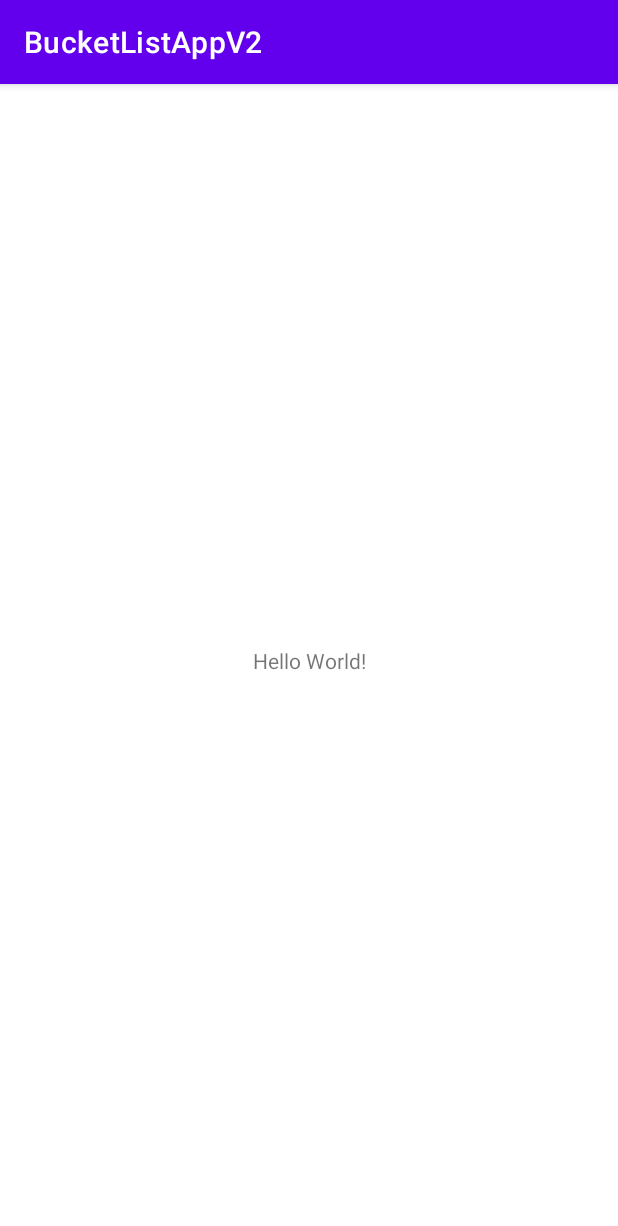
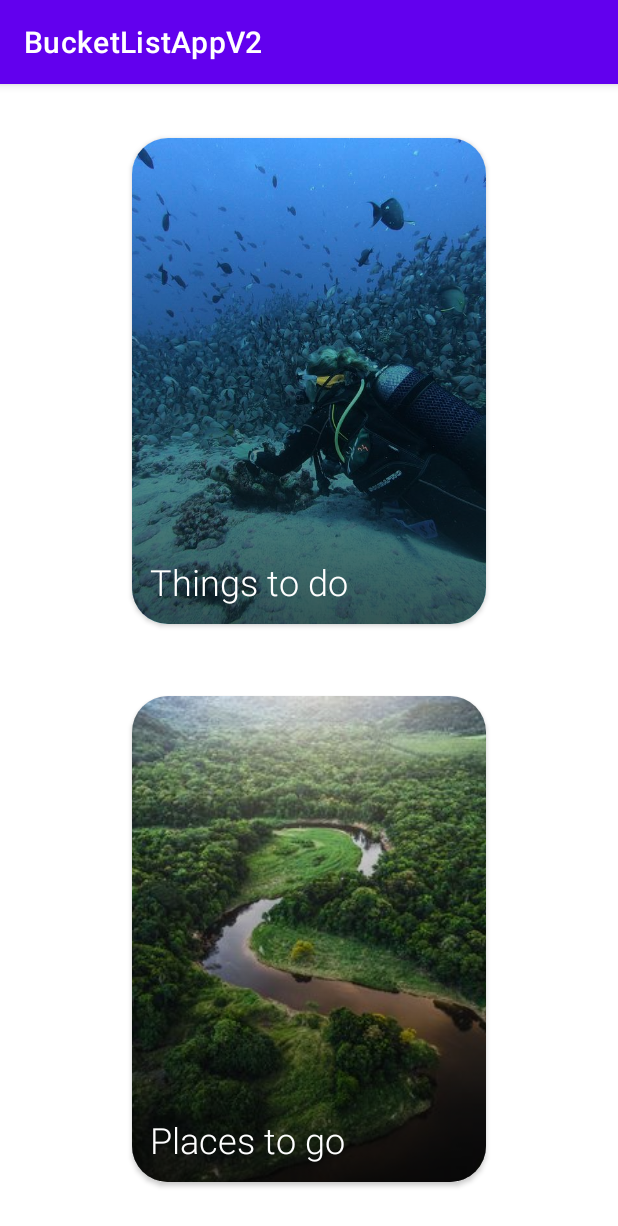
Before and after one commit to apoorvpd/Bucket-List-App-V2, an Android app: the screen it shows after launch (MainActivity), on a phone screen of 412 x 824 dp. Shown: the top 1226 px of the screen. Run offline under Robolectric (Android 15) with nearby library versions, the phone set to English and light mode, and no system bars.

Commit message:
LinearLayout 'weight', 'View' widget, gradient drawable

```diff
--- a/app/build.gradle
+++ b/app/build.gradle
@@ -34,6 +34,8 @@ dependencies {
     implementation 'com.google.android.material:material:1.4.0'
     implementation 'androidx.constraintlayout:constraintlayout:2.0.4'
 
+    implementation 'androidx.cardview:cardview:1.0.0'
+    implementation 'androidx.recyclerview:recyclerview:1.2.1'
 
     testImplementation 'junit:junit:4.+'
     androidTestImplementation 'androidx.test.ext:junit:1.1.3'
--- /dev/null
+++ b/app/src/main/res/drawable/gradient_background.xml
@@ -0,0 +1,8 @@
+<?xml version="1.0" encoding="utf-8"?>
+<shape xmlns:android="http://schemas.android.com/apk/res/android">
+    <gradient
+        android:angle="270"
+        android:endColor="#aa000000"
+        android:startColor="#00ffffff"
+        />
+</shape>
--- a/app/src/main/res/layout/activity_main.xml
+++ b/app/src/main/res/layout/activity_main.xml
@@ -1,18 +1,78 @@
 <?xml version="1.0" encoding="utf-8"?>
-<androidx.constraintlayout.widget.ConstraintLayout xmlns:android="http://schemas.android.com/apk/res/android"
+<LinearLayout xmlns:android="http://schemas.android.com/apk/res/android"
     xmlns:app="http://schemas.android.com/apk/res-auto"
-    xmlns:tools="http://schemas.android.com/tools"
     android:layout_width="match_parent"
     android:layout_height="match_parent"
-    tools:context=".MainActivity">
+    android:gravity="center"
+    android:paddingStart="64dp"
+    android:paddingEnd="64dp"
+    android:paddingTop="12dp"
+    android:paddingBottom="12dp"
+    android:orientation="vertical">
 
-    <TextView
-        android:layout_width="wrap_content"
-        android:layout_height="wrap_content"
-        android:text="Hello World!"
-        app:layout_constraintBottom_toBottomOf="parent"
-        app:layout_constraintLeft_toLeftOf="parent"
-        app:layout_constraintRight_toRightOf="parent"
-        app:layout_constraintTop_toTopOf="parent" />
+    <androidx.cardview.widget.CardView
+        android:layout_width="match_parent"
+        android:layout_height="0dp"
+        android:layout_margin="24dp"
+        android:layout_weight="1"
+        app:cardCornerRadius="24dp">
 
-</androidx.constraintlayout.widget.ConstraintLayout>
+        <ImageView
+            android:layout_width="match_parent"
+            android:layout_height="match_parent"
+            android:scaleType="centerCrop"
+            android:src="@drawable/scubadive" />
+
+        <View
+            android:layout_width="match_parent"
+            android:layout_height="match_parent"
+            android:background="@drawable/gradient_background"
+            />
+
+        <TextView
+            android:layout_width="match_parent"
+            android:layout_height="wrap_content"
+            android:layout_gravity="bottom"
+            android:layout_margin="12dp"
+            android:text="Things to do"
+            android:fontFamily="sans-serif-light"
+            android:textSize="24sp"
+            android:textColor="#ffffff" />
+
+
+    </androidx.cardview.widget.CardView>
+
+    <androidx.cardview.widget.CardView
+        android:layout_width="match_parent"
+        android:layout_height="0dp"
+        android:layout_margin="24dp"
+        android:layout_weight="1"
+        app:cardCornerRadius="24dp">
+
+        <ImageView
+            android:layout_width="match_parent"
+            android:layout_height="match_parent"
+            android:scaleType="centerCrop"
+            android:src="@drawable/amazon" />
+
+        <View
+            android:layout_width="match_parent"
+            android:layout_height="match_parent"
+            android:background="@drawable/gradient_background"
+            />
+
+        <TextView
+            android:layout_width="match_parent"
+            android:layout_height="wrap_content"
+            android:layout_gravity="bottom"
+            android:layout_margin="12dp"
+            android:text="Places to go"
+            android:fontFamily="sans-serif-light"
+            android:textSize="24sp"
+            android:textColor="#ffffff" />
+
+
+    </androidx.cardview.widget.CardView>
+
+
+</LinearLayout>
```
Also changed, not shown: app/src/main/res/drawable-nodpi/amazon.jpg (added), app/src/main/res/drawable-nodpi/iceland.jpg (added), app/src/main/res/drawable-nodpi/japan.jpg (added), app/src/main/res/drawable-nodpi/kerala.jpg (added), app/src/main/res/drawable-nodpi/kilimanjaro.jpg (added), app/src/main/res/drawable-nodpi/northern_lights.jpg (added), app/src/main/res/drawable-nodpi/road_trip.jpg (added), app/src/main/res/drawable-nodpi/scubadive.jpg (added), app/src/main/res/drawable-nodpi/skydive.jpg (added), app/src/main/res/drawable-nodpi/vietnam.jpg (added).
